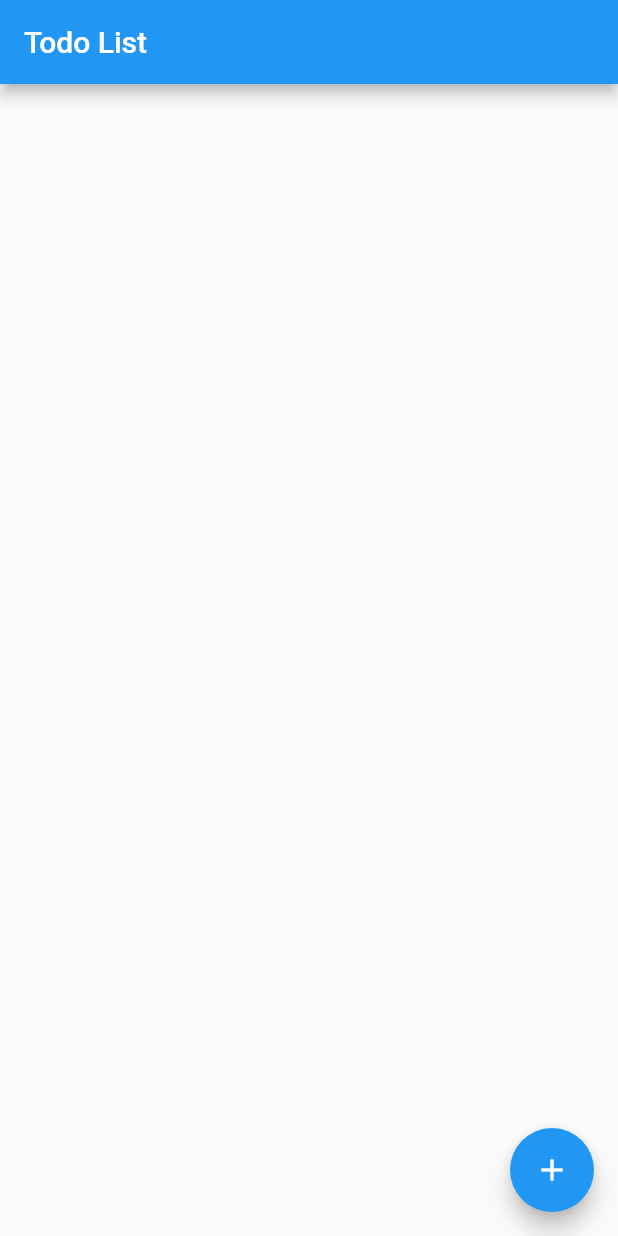
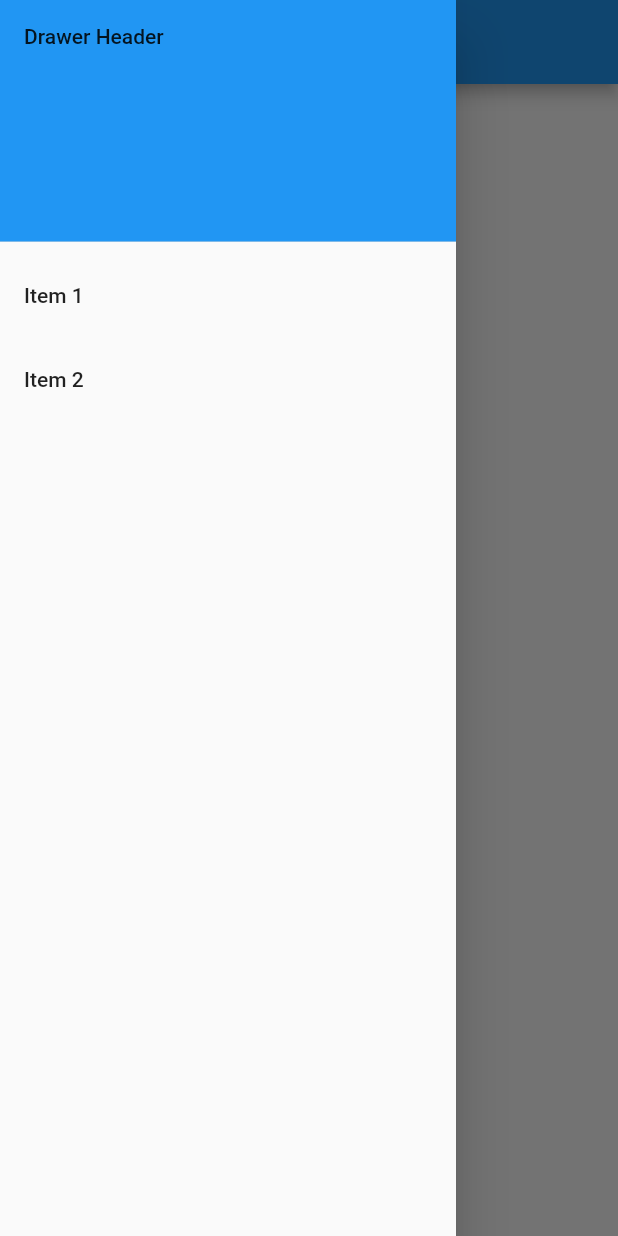
Before and after one commit to haxcode/task_tracking_app, a Flutter app: the screen it shows after launch, with the side drawer open (before the commit the screen has no drawer), on a phone screen of 412 x 824 dp. Run offline on Flutter 3.47's test engine with Material 2 defaults, Android fonts, the phone set to English and light mode, and no system bars; our stand-ins replace sqflite; accounts and stored records are empty.

Commit message:
Add drawer to new main view

```diff
--- /dev/null
+++ b/lib/src/app/view/main_view.dart
@@ -0,0 +1,51 @@
+import 'package:flutter/material.dart';
+
+
+class MainView extends StatelessWidget {
+  final String title;
+  const MainView({Key key, this.title}) : super(key: key);
+
+  @override
+  Widget build(BuildContext context) {
+    return Scaffold(
+      appBar: AppBar(title: Text(title)),
+      body: Center(child: Text('New View')),
+      drawer: Drawer(
+        child: ListView(
+          // Important: Remove any padding from the ListView.
+          padding: EdgeInsets.zero,
+          children: <Widget>[
+            DrawerHeader(
+              child: Text('Drawer Header'),
+              decoration: BoxDecoration(
+                color: Colors.blue,
+              ),
+            ),
+            ListTile(
+              title: Text('Item 1'),
+              onTap: () {
+                // Update the state of the app
+                // ...
+                // Then close the drawer
+                Navigator.pop(context);
+              },
+            ),
+            ListTile(
+              title: Text('Item 2'),
+              onTap: () {
+                // Update the state of the app
+                // ...
+                // Then close the drawer
+                Navigator.pop(context);
+              },
+            ),
+          ],
+        ),
+
+      ),
+
+    );
+
+  }
+
+}
--- a/lib/src/app/view/task_tracking_app.dart
+++ b/lib/src/app/view/task_tracking_app.dart
@@ -1,13 +1,18 @@
 import 'package:flutter/material.dart';
+import 'package:task_tracking_app/src/app/view/main_view.dart';
 import 'package:task_tracking_app/src/app/view/todo_list.dart';
 
 
 class TaskTrackingApp extends StatelessWidget {
+  final String appName = 'Task tracking app';
+
   @override
   Widget build(BuildContext context) {
     return new MaterialApp(
-        title: 'Daily task list',
-        home: new TodoList()
+          title: appName,
+          home: new MainView(title: appName,)
+//        title: 'Daily task list',
+//        home: new TodoList()
     );
   }
 }
--- a/lib/src/app/view/todo_list.dart
+++ b/lib/src/app/view/todo_list.dart
@@ -13,6 +13,7 @@ class TodoListState extends State<TodoList> {
     // Putting our code inside "setState" tells the app that our state has changed, and
     // it will automatically re-render the list
     if(task.length > 0){
+
       setState(() => _todoItems.add(task));
     }
   }
@@ -49,9 +50,11 @@ class TodoListState extends State<TodoList> {
                           Navigator.pop(context); // Close the add todo screen
                         },
                         decoration: new InputDecoration(
-                        hintText: 'Enter something to do...',
+                            hintText: 'Title of your task',
                             contentPadding: const EdgeInsets.all(16.0)
+
                         ),
+
                       )
               );
             }
```
Lines whose indentation alone changed are shown as unchanged.
